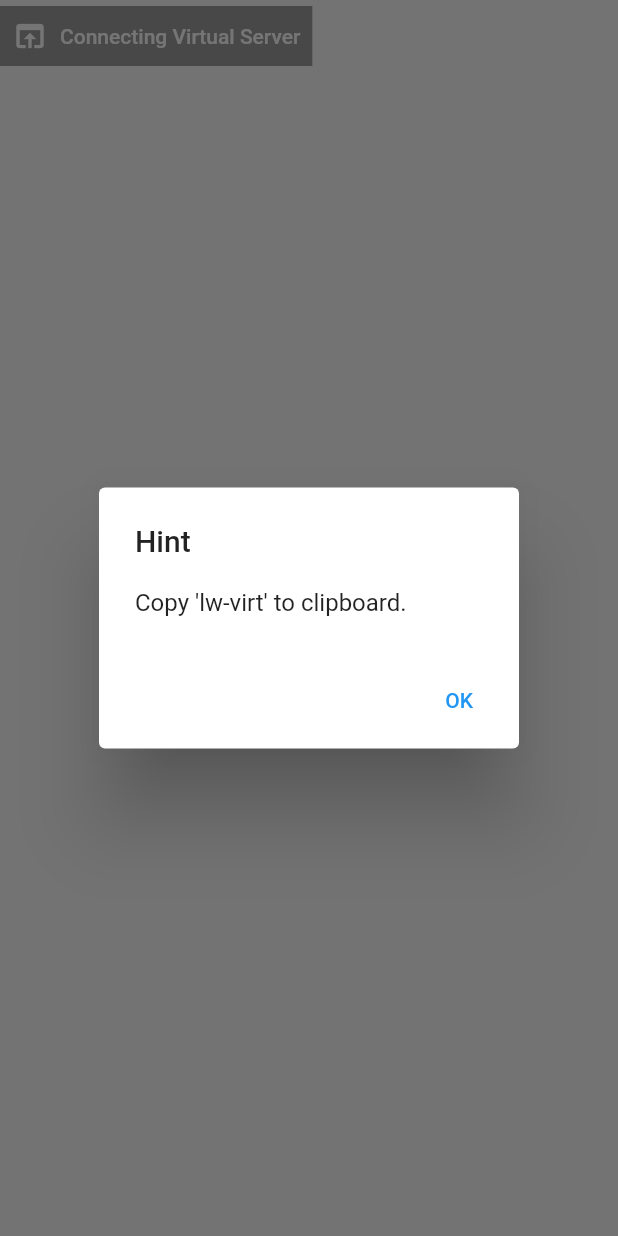
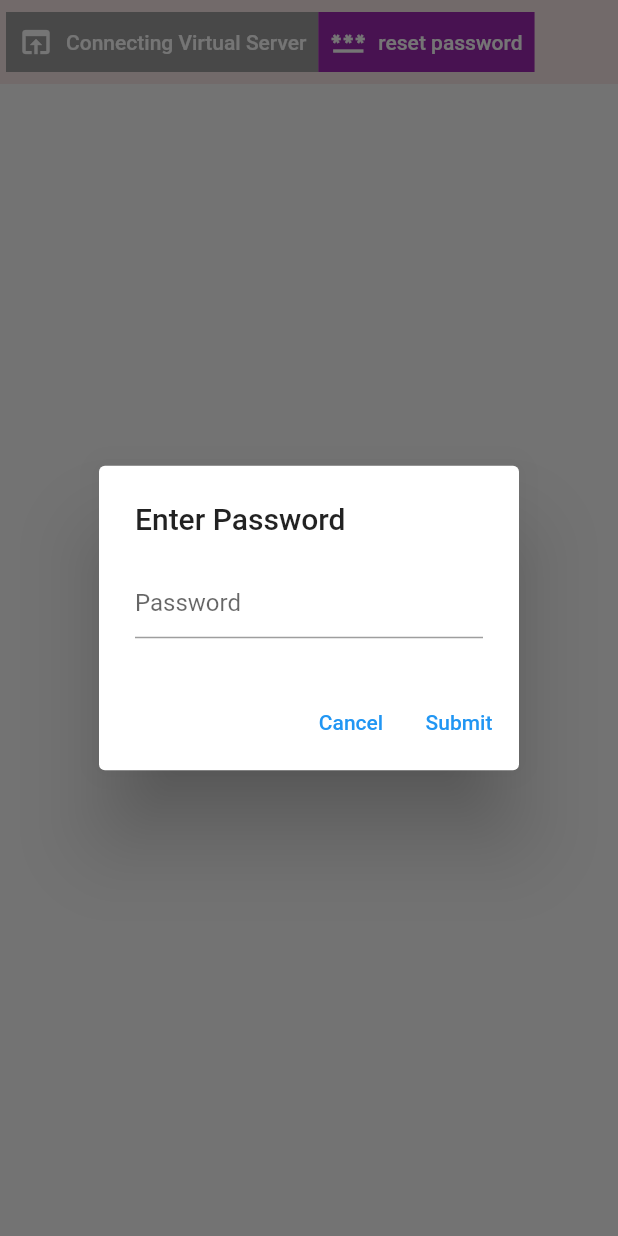
Before and after one commit to ss945601/logViewer, a Flutter app: the VirtualAmberPage widget shown alone on an empty page, opened directly, after a tap on "Connecting Virtual Server", on a phone screen of 412 x 824 dp. Run offline on Flutter 3.47's test engine with Material 2 defaults, Android fonts, the phone set to English and light mode, and no system bars; our stand-ins replace badges, csv, file_picker, flutter_easyloading, get, rxdart and 1 more; missing offline and left inert: chat_gpt_sdk, file_saver, flutter_quill, process_run; accounts and stored records are empty.

Commit message:
feat(vm): add pwd

```diff
--- a/lib/bloc/virtual_amber_bloc.dart
+++ b/lib/bloc/virtual_amber_bloc.dart
@@ -4,26 +4,42 @@ import 'package:flutter/services.dart';
 import 'package:path_provider/path_provider.dart';
 import 'package:process_run/shell.dart';
 import 'package:rxdart/rxdart.dart';
+import 'package:shared_preferences/shared_preferences.dart';
+
+enum Error { noPassword, none }
 
 class VirtualAmberBloc {
-  var shell = Shell(
-    runInShell: true,
-  );
-  var password = "lL10127142";
+  var shell = Shell();
+  var _password = "";
   PublishSubject<bool> _isConnectServerSubject = PublishSubject<bool>();
   Stream<bool> get isConnectServerStream => _isConnectServerSubject.stream;
   Future<String> getPath() async {
     Directory directory = await getApplicationDocumentsDirectory();
-    return directory.path + "/virtualAmberLink.command";
+    return  directory.path + "/virtualAmberLink.command";
   }
 
-  Future<void> connectServer() async {
+  Future<void> setPwd(String pwd) async {
+    // Obtain shared preferences.
+    final SharedPreferences prefs = await SharedPreferences.getInstance();
+    _password = pwd;
+    await prefs.setString('pwd', _password);
+  }
+
+  Future<Error> connectServer() async {
     var path = await getPath();
     final File file = File(path);
-    await file.writeAsString("sshpass -p lL10127142 ssh earth");
-    await shell.run('''
+    final SharedPreferences prefs = await SharedPreferences.getInstance();
+    final String? pwd = prefs.getString('pwd');
+    if (pwd != null) {
+      _password = pwd;
+      await file.writeAsString("sshpass -p ${_password} ssh earth");
+      await shell.run('''
         chmod +x ${path}
         open ${path}
       ''').then((value) {});
+      return Error.none;
+    } else {
+      return Error.noPassword;
+    }
   }
 }
--- a/lib/page/virtual_amber_page.dart
+++ b/lib/page/virtual_amber_page.dart
@@ -10,12 +10,49 @@ class VirtualAmberPage extends StatefulWidget {
 
 class _VirtualAmberPageState extends State<VirtualAmberPage> {
   var bloc = VirtualAmberBloc();
+
+  Future<void> connectServer() async {
+    var err = await bloc.connectServer();
+    if (err == Error.noPassword) {
+      showDialog(
+        context: context,
+        builder: (context) => InputPasswordDialog(bloc),
+      ).then((value) {
+        connectServer();
+      });
+    } else {
+      Clipboard.setData(ClipboardData(text: "lw-virt"));
+      showDialog(
+          context: context,
+          builder: (BuildContext context) {
+            return AlertDialog(
+              title: const Text('Hint'),
+              content: const Text("Copy 'lw-virt' to clipboard."),
+              actions: <Widget>[
+                TextButton(
+                  onPressed: () {
+                    Navigator.of(context).pop();
+                  },
+                  child: const Text('OK'),
+                ),
+              ],
+            );
+          });
+    }
+  }
+
   @override
   Widget build(BuildContext context) {
     return Container(
       child: Column(
         children: [
-          ToolBar(),
+          Container(
+            color: Colors.red.withOpacity(0.1),
+            child: Padding(
+              padding: const EdgeInsets.all(4.0),
+              child: ToolBar(),
+            ),
+          ),
         ],
       ),
     );
@@ -34,27 +71,64 @@ class _VirtualAmberPageState extends State<VirtualAmberPage> {
                 backgroundColor: Colors.grey,
                 foregroundColor: Colors.white),
             onPressed: () {
-              bloc.connectServer();
-              Clipboard.setData(ClipboardData(text: "lw-virt"));
-              showDialog(
-                  context: context,
-                  builder: (BuildContext context) {
-                    return AlertDialog(
-                    title: const Text('Hint'),
-                    content: const Text("Copy 'lw-virt' to clipboard."),
-                    actions: <Widget>[
-                      TextButton(
-                        onPressed: () {
-                          Navigator.of(context).pop();
-                        },
-                        child: const Text('OK'),
-                      ),
-                    ],
-                  );
-                  });
+              connectServer();
             },
             label: Text("Connecting Virtual Server")),
+        TextButton.icon(
+            icon: Icon(Icons.password),
+            style: TextButton.styleFrom(
+                shape: RoundedRectangleBorder(
+                  borderRadius: BorderRadius.circular(0),
+                ),
+                backgroundColor: Colors.purple,
+                foregroundColor: Colors.white),
+            onPressed: () {
+              showDialog(
+                context: context,
+                builder: (context) => InputPasswordDialog(bloc),
+              );
+            },
+            label: Text("reset password")),
       ],
     );
   }
 }
+
+class InputPasswordDialog extends StatefulWidget {
+  InputPasswordDialog(this.bloc);
+  final VirtualAmberBloc bloc;
+  @override
+  _InputPasswordDialogState createState() => _InputPasswordDialogState();
+}
+
+class _InputPasswordDialogState extends State<InputPasswordDialog> {
+  final TextEditingController _passwordController = TextEditingController();
+
+  @override
+  Widget build(BuildContext context) {
+    return AlertDialog(
+      title: Text('Enter Password'),
+      content: TextField(
+        controller: _passwordController,
+        obscureText: true,
+        decoration: InputDecoration(hintText: 'Password'),
+      ),
+      actions: [
+        TextButton(
+          onPressed: () {
+            Navigator.pop(context);
+          },
+          child: Text('Cancel'),
+        ),
+        TextButton(
+          onPressed: () {
+            // TODO: Validate the password and do something with it.
+            widget.bloc.setPwd(_passwordController.text.toString());
+            Navigator.of(context).pop();
+          },
+          child: Text('Submit'),
+        ),
+      ],
+    );
+  }
+}
--- a/pubspec.yaml
+++ b/pubspec.yaml
@@ -44,6 +44,7 @@ dependencies:
   path_provider: ^2.1.1
   process_run: ^0.13.2
   rxdart: ^0.27.7
+  shared_preferences: ^2.2.2
 
 dev_dependencies:
   flutter_lints: ^2.0.0
```
